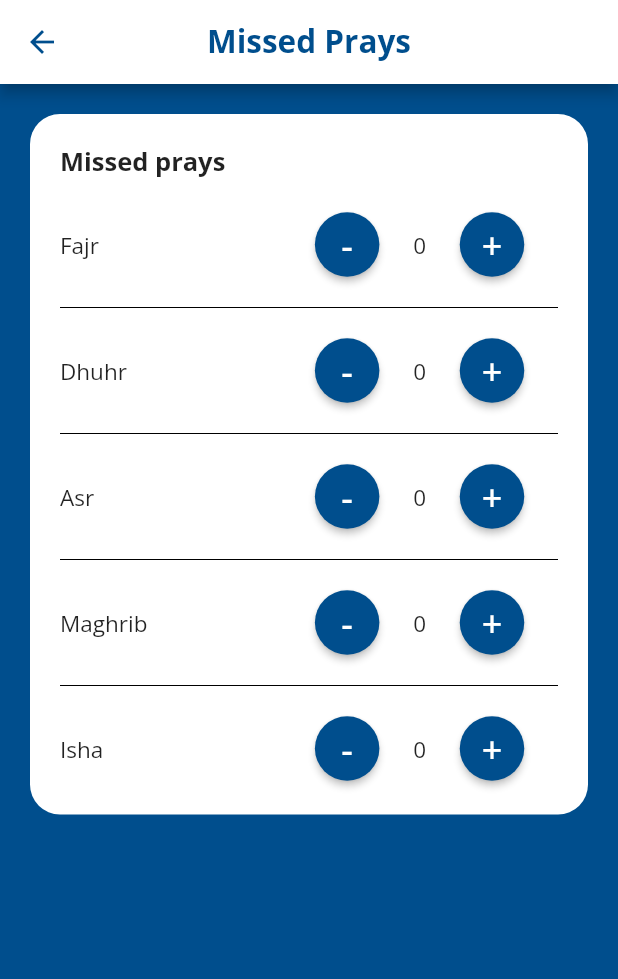
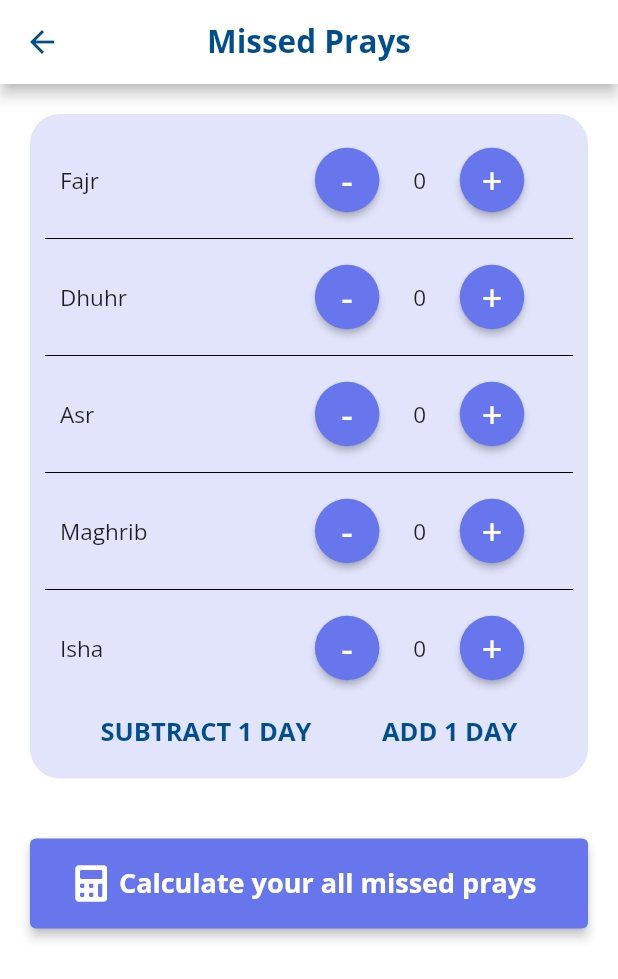
Before and after one commit to Isko21/Mi-raj, a Flutter app: the MissedPrays screen opened directly, on a phone screen of 412 x 824 dp. Shown: the top 979 px of the screen. Run offline on Flutter 3.47's test engine with Material 2 defaults, Android fonts, the phone set to English and light mode, and no system bars; our stand-ins replace firebase_auth, firebase_core, font_awesome_flutter, geocoding, google_fonts, google_sign_in and 7 more; missing offline and left inert: cloud_firestore_web, connectivity_for_web, firebase_auth_web, firebase_core_web, flutter_keyboard_visibility_web, flutter_vibrate and 5 more; accounts and stored records are empty; statements that could not run were skipped.

```diff
--- a/lib/pages/home.dart
+++ b/lib/pages/home.dart
@@ -203,66 +203,3 @@ class LinePrayer extends StatelessWidget {
     );
   }
 }
-
-// ignore: must_be_immutable
-class MissPrayer extends StatelessWidget {
-  MissPrayer({
-    Key? key,
-    required this.title,
-    required this.count,
-    required this.minus,
-    required this.plus,
-  }) : super(key: key);
-
-  int count;
-  final String title;
-  final Function plus;
-  final Function minus;
-  @override
-  Widget build(BuildContext context) {
-    return Padding(
-      padding: const EdgeInsets.all(10.0),
-      child: Row(
-        mainAxisAlignment: MainAxisAlignment.spaceBetween,
-        children: [
-          Text(
-            title,
-            style: TextStyle(fontSize: 15),
-          ),
-          Row(
-            children: [
-              MaterialButton(
-                color: colorStr,
-                shape: const CircleBorder(),
-                onPressed: () => minus.call(),
-                child: const Padding(
-                  padding: EdgeInsets.all(5),
-                  child: Text(
-                    '-',
-                    style: TextStyle(color: Colors.white, fontSize: 24),
-                  ),
-                ),
-              ),
-              Text(
-                count.toString(),
-                style: TextStyle(fontSize: 15),
-              ),
-              MaterialButton(
-                color: colorStr,
-                shape: const CircleBorder(),
-                onPressed: () => plus.call(),
-                child: const Padding(
-                  padding: EdgeInsets.all(5),
-                  child: Text(
-                    '+',
-                    style: TextStyle(color: Colors.white, fontSize: 24),
-                  ),
-                ),
-              )
-            ],
-          )
-        ],
-      ),
-    );
-  }
-}
--- a/lib/pages/sub_pages/missed_prays.dart
+++ b/lib/pages/sub_pages/missed_prays.dart
@@ -1,9 +1,9 @@
 import 'package:flutter/material.dart';
 import 'package:daily_muslim/components/appbar.dart';
 import 'package:daily_muslim/components/properties.dart';
+import 'package:font_awesome_flutter/font_awesome_flutter.dart';
 
 import '../../components/shared_pref.dart';
-import '../home.dart';
 
 class MissedPrays extends StatefulWidget {
   MissedPrays({Key? key}) : super(key: key);
@@ -91,43 +91,32 @@ class _MissedPraysState extends State<MissedPrays> {
   @override
   Widget build(BuildContext context) {
     return Scaffold(
-      backgroundColor: colorStr,
       appBar: AppBarCustom(
           change: () {}, title: "Missed Prays", page: Pages.settings),
-      extendBodyBehindAppBar: true,
       body: Container(
-        padding: EdgeInsets.all(20),
-        child: SafeArea(
-          child: Column(children: [
+        color: white,
+        child: Column(
+          crossAxisAlignment: CrossAxisAlignment.stretch,
+          children: [
             Container(
+              margin: EdgeInsets.all(20),
               decoration: BoxDecoration(
-                  color: white,
+                  color: color.withAlpha(50),
                   borderRadius: BorderRadius.all(Radius.circular(20))),
               child: Padding(
                 padding: const EdgeInsets.all(10.0),
                 child: Column(
                     crossAxisAlignment: CrossAxisAlignment.start,
                     children: [
-                      Padding(
-                        padding: const EdgeInsets.all(10.0),
-                        child: Text(
-                          "Missed prays",
-                          textAlign: TextAlign.start,
-                          style: TextStyle(
-                              fontSize: 17, fontWeight: FontWeight.bold),
-                        ),
-                      ),
                       MissPrayer(
                         count: _fajr,
                         title: "Fajr",
                         plus: () => add("fajr"),
                         minus: () => subtract("fajr"),
                       ),
-                      Padding(
-                        padding: const EdgeInsets.symmetric(horizontal: 10.0),
-                        child: Divider(
-                          color: black,
-                        ),
+                      Divider(
+                        height: 10,
+                        color: black,
                       ),
                       MissPrayer(
                         count: _dhuhr,
@@ -135,11 +124,9 @@ class _MissedPraysState extends State<MissedPrays> {
                         plus: () => add("dhuhr"),
                         minus: () => subtract("dhuhr"),
                       ),
-                      Padding(
-                        padding: const EdgeInsets.symmetric(horizontal: 10.0),
-                        child: Divider(
-                          color: black,
-                        ),
+                      Divider(
+                        height: 10,
+                        color: black,
                       ),
                       MissPrayer(
                         count: _asr,
@@ -147,11 +134,9 @@ class _MissedPraysState extends State<MissedPrays> {
                         plus: () => add("asr"),
                         minus: () => subtract("asr"),
                       ),
-                      Padding(
-                        padding: const EdgeInsets.symmetric(horizontal: 10.0),
-                        child: Divider(
-                          color: black,
-                        ),
+                      Divider(
+                        height: 10,
+                        color: black,
                       ),
                       MissPrayer(
                         count: _maghrib,
@@ -159,11 +144,9 @@ class _MissedPraysState extends State<MissedPrays> {
                         plus: () => add("maghrib"),
                         minus: () => subtract("maghrib"),
                       ),
-                      Padding(
-                        padding: const EdgeInsets.symmetric(horizontal: 10.0),
-                        child: Divider(
-                          color: black,
-                        ),
+                      Divider(
+                        height: 10,
+                        color: black,
                       ),
                       MissPrayer(
                         count: _isha,
@@ -171,12 +154,145 @@ class _MissedPraysState extends State<MissedPrays> {
                         plus: () => add("isha"),
                         minus: () => subtract("isha"),
                       ),
+                      Row(
+                        mainAxisAlignment: MainAxisAlignment.spaceEvenly,
+                        children: [
+                          GestureDetector(
+                            onTap: () => print('subtract 1 day'),
+                            child: Padding(
+                              padding: const EdgeInsets.all(10.0),
+                              child: Text(
+                                'SUBTRACT 1 DAY',
+                                style: TextStyle(
+                                    fontSize: 17,
+                                    fontWeight: FontWeight.bold,
+                                    color: colorStr),
+                              ),
+                            ),
+                          ),
+                          GestureDetector(
+                            onTap: () => print('add 1 day'),
+                            child: Padding(
+                              padding: const EdgeInsets.all(10.0),
+                              child: Text(
+                                'ADD 1 DAY',
+                                style: TextStyle(
+                                    fontSize: 17,
+                                    fontWeight: FontWeight.bold,
+                                    color: colorStr),
+                              ),
+                            ),
+                          )
+                        ],
+                      ),
                     ]),
               ),
             ),
-          ]),
+            Padding(
+              padding: const EdgeInsets.all(20.0),
+              child: ElevatedButton.icon(
+                style: ButtonStyle(
+                  elevation: MaterialStateProperty.resolveWith((states) => 3),
+                  shadowColor:
+                      MaterialStateColor.resolveWith((states) => Colors.black),
+                  minimumSize: MaterialStateProperty.resolveWith(
+                      (states) => Size(100, 60)),
+                  foregroundColor:
+                      MaterialStateColor.resolveWith((states) => white),
+                  backgroundColor:
+                      MaterialStateColor.resolveWith((states) => color),
+                ),
+                onPressed: () {
+                  showDatePicker(
+                    context: context,
+                    initialDate: DateTime.now(),
+                    firstDate: DateTime(1950),
+                    lastDate: DateTime.now(),
+                    confirmText: 'OK!',
+                    cancelText: 'CANCEL!',
+                    helpText: 'This is calculates your all kadtha prays',
+                    currentDate: DateTime.now(),
+                    initialDatePickerMode: DatePickerMode.year,
+                  );
+                },
+                icon: FaIcon(
+                  FontAwesomeIcons.calculator,
+                ),
+                label: Text(
+                  'Calculate your all missed prays',
+                  style: TextStyle(
+                    fontSize: 18,
+                    fontWeight: FontWeight.bold,
+                  ),
+                ),
+              ),
+            ),
+          ],
         ),
       ),
     );
   }
 }
+
+// ignore: must_be_immutable
+class MissPrayer extends StatelessWidget {
+  MissPrayer({
+    Key? key,
+    required this.title,
+    required this.count,
+    required this.minus,
+    required this.plus,
+  }) : super(key: key);
+
+  int count;
+  final String title;
+  final Function plus;
+  final Function minus;
+  @override
+  Widget build(BuildContext context) {
+    return Padding(
+      padding: const EdgeInsets.all(10.0),
+      child: Row(
+        mainAxisAlignment: MainAxisAlignment.spaceBetween,
+        children: [
+          Text(
+            title,
+            style: TextStyle(fontSize: 15),
+          ),
+          Row(
+            children: [
+              MaterialButton(
+                color: color,
+                shape: const CircleBorder(),
+                onPressed: () => minus.call(),
+                child: const Padding(
+                  padding: EdgeInsets.all(5),
+                  child: Text(
+                    '-',
+                    style: TextStyle(color: Colors.white, fontSize: 24),
+                  ),
+                ),
+              ),
+              Text(
+                count.toString(),
+                style: TextStyle(fontSize: 15),
+              ),
+              MaterialButton(
+                color: color,
+                shape: const CircleBorder(),
+                onPressed: () => plus.call(),
+                child: const Padding(
+                  padding: EdgeInsets.all(5),
+                  child: Text(
+                    '+',
+                    style: TextStyle(color: Colors.white, fontSize: 24),
+                  ),
+                ),
+              )
+            ],
+          )
+        ],
+      ),
+    );
+  }
+}
```
Also changed, not shown: 2 other files.
